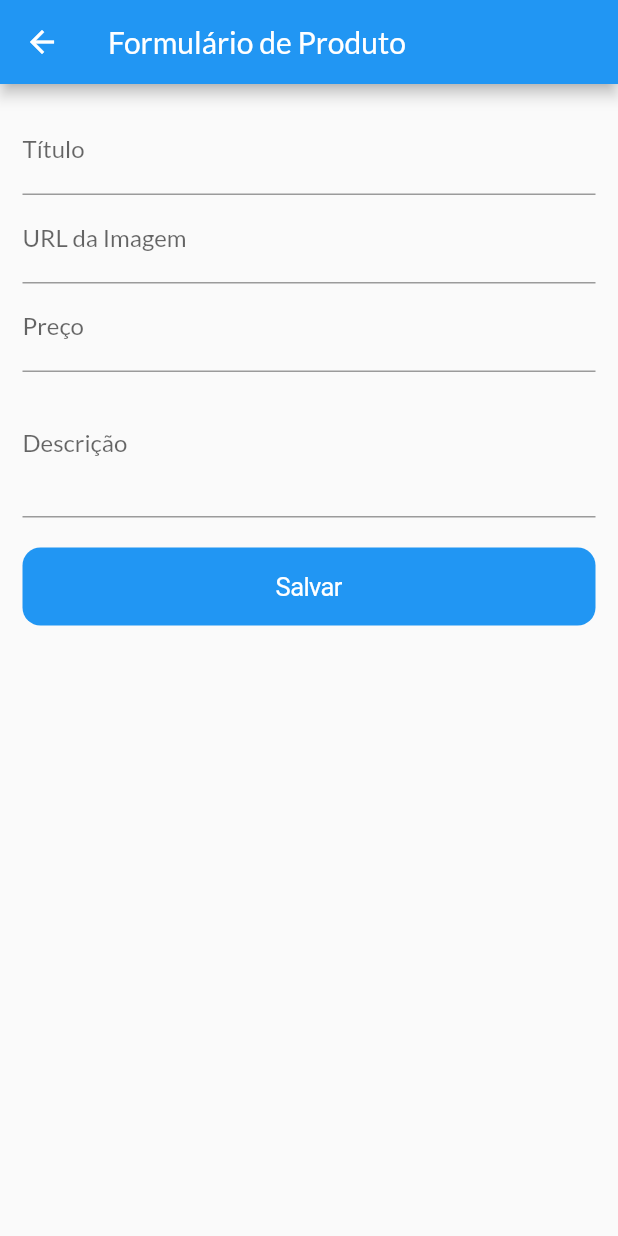
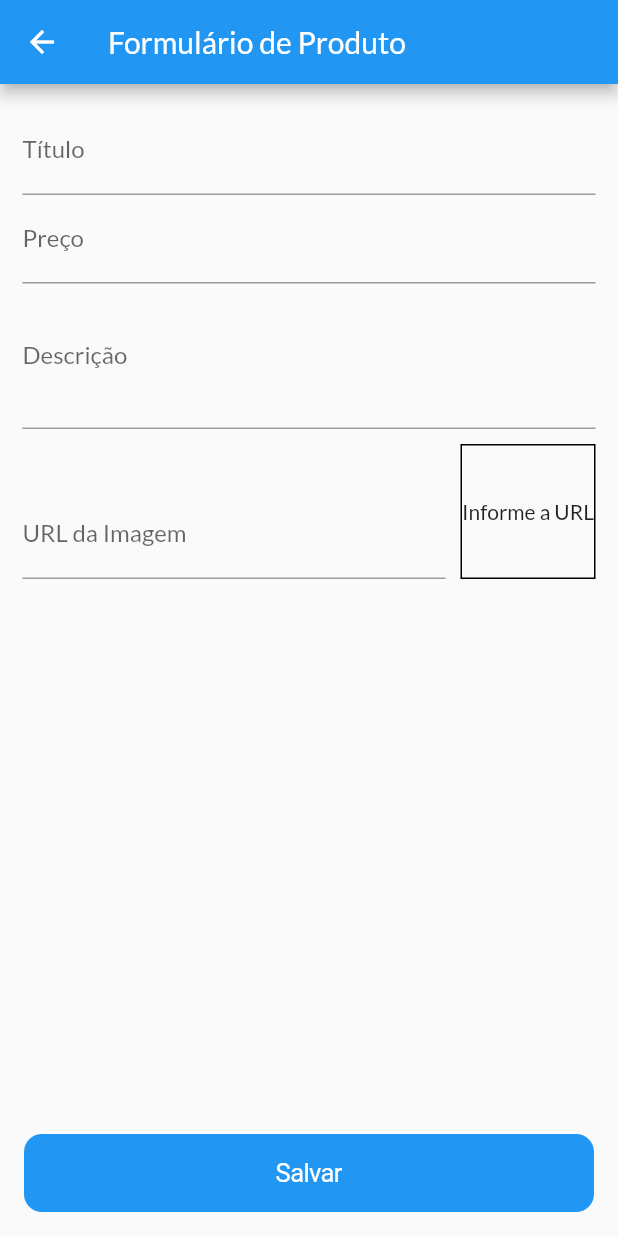
Before and after one commit to AlexBitar80/shop-app-flutter, a Flutter app: the ProductFormPage screen opened by its route, on a phone screen of 412 x 824 dp. Run offline on Flutter 3.47's test engine with Material 3 defaults, Android fonts, the phone set to English and light mode, and no system bars; our stand-ins replace brasil_fields; network calls fail.

Commit message:
adiciona novos produtos através do formulário

```diff
--- a/lib/pages/product_form_page.dart
+++ b/lib/pages/product_form_page.dart
@@ -1,6 +1,12 @@
+// ignore_for_file: sized_box_for_whitespace
+
 import 'package:brasil_fields/brasil_fields.dart';
 import 'package:flutter/cupertino.dart';
 import 'package:flutter/material.dart';
+import 'package:flutter/services.dart';
+import 'package:provider/provider.dart';
+
+import 'package:shop/models/product_list.dart';
 
 class ProductFormPage extends StatefulWidget {
   const ProductFormPage({super.key});
@@ -10,6 +16,46 @@ class ProductFormPage extends StatefulWidget {
 }
 
 class _ProductFormPageState extends State<ProductFormPage> {
+  final _imageController = TextEditingController();
+  final _descriptionController = TextEditingController();
+  final _formKey = GlobalKey<FormState>();
+  final _imageUrlFocus = FocusNode();
+
+  final formData = <String, Object>{};
+
+  @override
+  void initState() {
+    super.initState();
+    _imageUrlFocus.addListener(updateImage);
+  }
+
+  @override
+  void dispose() {
+    super.dispose();
+    _imageUrlFocus.removeListener(updateImage);
+  }
+
+  void updateImage() {
+    setState(() {});
+  }
+
+  void _submitForm() {
+    final isValid = _formKey.currentState?.validate() ?? false;
+
+    if (!isValid) {
+      return;
+    }
+
+    _formKey.currentState?.save();
+
+    Provider.of<ProductList>(
+      context,
+      listen: false,
+    ).addProductFromData(data: formData);
+
+    Navigator.of(context).pop();
+  }
+
   @override
   Widget build(BuildContext context) {
     return Scaffold(
@@ -19,6 +65,7 @@ class _ProductFormPageState extends State<ProductFormPage> {
       body: Padding(
         padding: const EdgeInsets.all(15),
         child: Form(
+          key: _formKey,
           child: ListView(
             children: [
               TextFormField(
@@ -26,26 +73,51 @@ class _ProductFormPageState extends State<ProductFormPage> {
                   labelText: 'Título',
                 ),
                 textInputAction: TextInputAction.next,
-              ),
-              TextFormField(
-                decoration: const InputDecoration(
-                  labelText: 'URL da Imagem',
-                ),
-                textInputAction: TextInputAction.next,
+                onSaved: (name) => formData['name'] = name ?? '',
+                validator: (value) {
+                  if (value?.trim().isEmpty ?? true) {
+                    return 'Informe um título válido';
+                  }
+
+                  if (value!.trim().length < 3) {
+                    return 'Informe um título com no mínimo 3 caracteres';
+                  }
+
+                  return null;
+                },
               ),
               TextFormField(
                 decoration: const InputDecoration(
                   labelText: 'Preço',
+                  // prefix: Text('R\$ '),
                 ),
                 textInputAction: TextInputAction.next,
                 inputFormatters: [
+                  FilteringTextInputFormatter.digitsOnly,
                   CentavosInputFormatter(
                     moeda: true,
                   ),
                 ],
-                keyboardType: const TextInputType.numberWithOptions(
-                  decimal: true,
-                ),
+                keyboardType: const TextInputType.numberWithOptions(),
+                onSaved: (value) {
+                  final cleanedValue =
+                      value?.replaceAll(RegExp(r'[^\d,]'), '') ?? '0';
+                  final parsedValue =
+                      double.tryParse(cleanedValue.replaceAll(',', '.')) ?? 0.0;
+                  formData['price'] = parsedValue;
+                },
+                validator: (value) {
+                  final cleanedValue =
+                      value?.replaceAll(RegExp(r'[^\d,]'), '') ?? '0';
+                  final parsedValue =
+                      double.tryParse(cleanedValue.replaceAll(',', '.')) ?? 0.0;
+
+                  if (parsedValue <= 0) {
+                    return 'Informe um preço válido';
+                  }
+
+                  return null;
+                },
               ),
               TextFormField(
                 decoration: const InputDecoration(
@@ -53,14 +125,80 @@ class _ProductFormPageState extends State<ProductFormPage> {
                 ),
                 maxLines: 3,
                 keyboardType: TextInputType.multiline,
+                controller: _descriptionController,
+                onSaved: (description) =>
+                    formData['description'] = description ?? '',
+                validator: (value) {
+                  if (value?.trim().isEmpty ?? true) {
+                    return 'Informe uma descrição válida';
+                  }
+
+                  return null;
+                },
               ),
-              const SizedBox(height: 20),
-              CupertinoButton.filled(
-                onPressed: () {},
-                child: const Text('Salvar'),
-              )
+              Row(
+                crossAxisAlignment: CrossAxisAlignment.end,
+                children: [
+                  Expanded(
+                    child: TextFormField(
+                      controller: _imageController,
+                      focusNode: _imageUrlFocus,
+                      decoration: const InputDecoration(
+                        labelText: 'URL da Imagem',
+                      ),
+                      textInputAction: TextInputAction.next,
+                      onFieldSubmitted: (_) => _submitForm(),
+                      onSaved: (imageUrl) =>
+                          formData['imageUrl'] = imageUrl ?? '',
+                      validator: (value) {
+                        if (value?.trim().isEmpty ?? true) {
+                          return 'Informe uma URL válida';
+                        }
+
+                        return null;
+                      },
+                    ),
+                  ),
+                  Container(
+                    margin: const EdgeInsets.only(
+                      top: 10,
+                      left: 10,
+                    ),
+                    height: 90,
+                    width: 90,
+                    decoration: BoxDecoration(
+                      border: Border.all(
+                        color: Colors.black,
+                        width: 1,
+                      ),
+                    ),
+                    alignment: Alignment.center,
+                    child: _imageController.text.isEmpty
+                        ? const Text('Informe a URL')
+                        : FittedBox(
+                            fit: BoxFit.cover,
+                            child: Image.network(
+                              _imageController.text,
+                            ),
+                          ),
+                  )
+                ],
+              ),
+              const SizedBox(
+                height: 20,
+              ),
             ],
           ),
+        ),
+      ),
+      floatingActionButton: Container(
+        padding: const EdgeInsets.only(
+          left: 32,
+        ),
+        width: double.infinity,
+        child: CupertinoButton.filled(
+          onPressed: _submitForm,
+          child: const Text('Salvar'),
         ),
       ),
     );
```
Also changed, not shown: lib/models/product_list.dart (+14 -0 lines).
